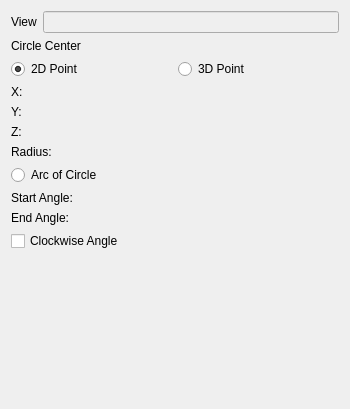
Before: the Qt Designer form src/Mod/TechDraw/Gui/TaskCosmeticCircle.ui in southseact-3d/fcd, drawn with Qt 5.
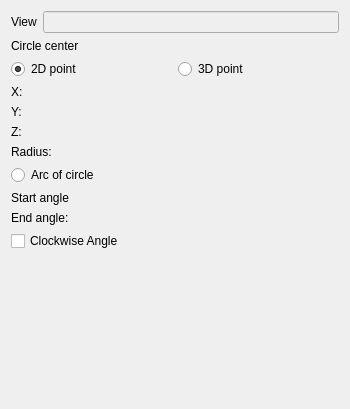
After: the same form once the commit is applied. Custom widgets are drawn as their Qt base class.

Diff of the .ui file:
```diff
--- a/src/Mod/TechDraw/Gui/TaskCosmeticCircle.ui
+++ b/src/Mod/TechDraw/Gui/TaskCosmeticCircle.ui
@@ -61,7 +61,7 @@
         <string>Treat the center point as a 2D point within the parent View.  Z coordinate is ignored.</string>
        </property>
        <property name="text">
-        <string>2D Point</string>
+        <string>2D point</string>
        </property>
        <property name="checked">
         <bool>true</bool>
@@ -77,7 +77,7 @@
         <string>Treat the center point as a 3D point and project it onto the parent View.</string>
        </property>
        <property name="text">
-        <string>3D Point</string>
+        <string>3D point</string>
        </property>
        <property name="autoExclusive">
         <bool>true</bool>
@@ -87,7 +87,7 @@
      <item row="0" column="0">
       <widget class="QLabel" name="label_8">
        <property name="text">
-        <string>Circle Center</string>
+        <string>Circle center</string>
        </property>
       </widget>
      </item>
@@ -178,7 +178,7 @@
      <item row="2" column="0">
       <widget class="QLabel" name="label_6">
        <property name="text">
-        <string>End Angle:</string>
+        <string>End angle:</string>
        </property>
       </widget>
      </item>
@@ -205,7 +205,7 @@
      <item row="1" column="0">
       <widget class="QLabel" name="label_5">
        <property name="text">
-        <string>Start Angle:</string>
+        <string>Start angle</string>
        </property>
       </widget>
      </item>
@@ -215,7 +215,7 @@
         <string>Select to enter angles and create a circular arc.</string>
        </property>
        <property name="text">
-        <string>Arc of Circle</string>
+        <string>Arc of circle</string>
        </property>
       </widget>
      </item>
```
Left out of the diff: 10 changed lines with no effect on the pictures.
